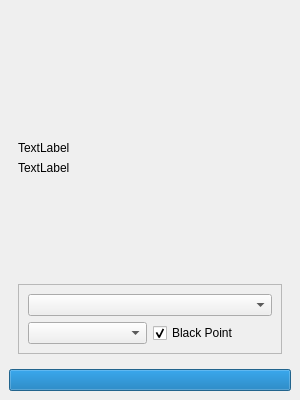
This is mainwindow.ui in nettstudio/fusecolor as Qt 5 draws it before an edit. The edited form follows.
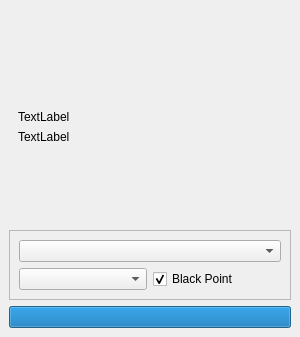
This is the edited form. Icons and pictures are not drawn.

```diff
--- a/mainwindow.ui
+++ b/mainwindow.ui
@@ -7,7 +7,7 @@
     <x>0</x>
     <y>0</y>
     <width>300</width>
-    <height>400</height>
+    <height>337</height>
    </rect>
   </property>
   <property name="sizePolicy">
@@ -19,20 +19,20 @@
   <property name="minimumSize">
    <size>
     <width>300</width>
-    <height>400</height>
+    <height>337</height>
    </size>
   </property>
   <property name="maximumSize">
    <size>
-    <width>300</width>
-    <height>400</height>
+    <width>16777215</width>
+    <height>16777215</height>
    </size>
   </property>
   <property name="acceptDrops">
    <bool>true</bool>
   </property>
   <property name="windowTitle">
-   <string>Cyan fargerom</string>
+   <string>Color Converter</string>
   </property>
   <property name="windowIcon">
    <iconset resource="assets.qrc">
@@ -102,6 +102,9 @@
          </property>
         </spacer>
        </item>
+      </layout>
+     </widget>
+    </item>
        <item>
         <widget class="QFrame" name="frame">
          <property name="frameShape">
@@ -111,6 +114,12 @@
           <enum>QFrame::Raised</enum>
          </property>
          <layout class="QGridLayout" name="gridLayout">
+       <property name="leftMargin">
+        <number>9</number>
+       </property>
+       <property name="rightMargin">
+        <number>9</number>
+       </property>
           <item row="0" column="0">
            <widget class="QComboBox" name="selectedProfile"/>
           </item>
@@ -130,9 +139,6 @@
              </widget>
             </item>
            </layout>
-          </item>
-         </layout>
-        </widget>
        </item>
       </layout>
      </widget>
```
Lines whose indentation alone changed are shown as unchanged.
